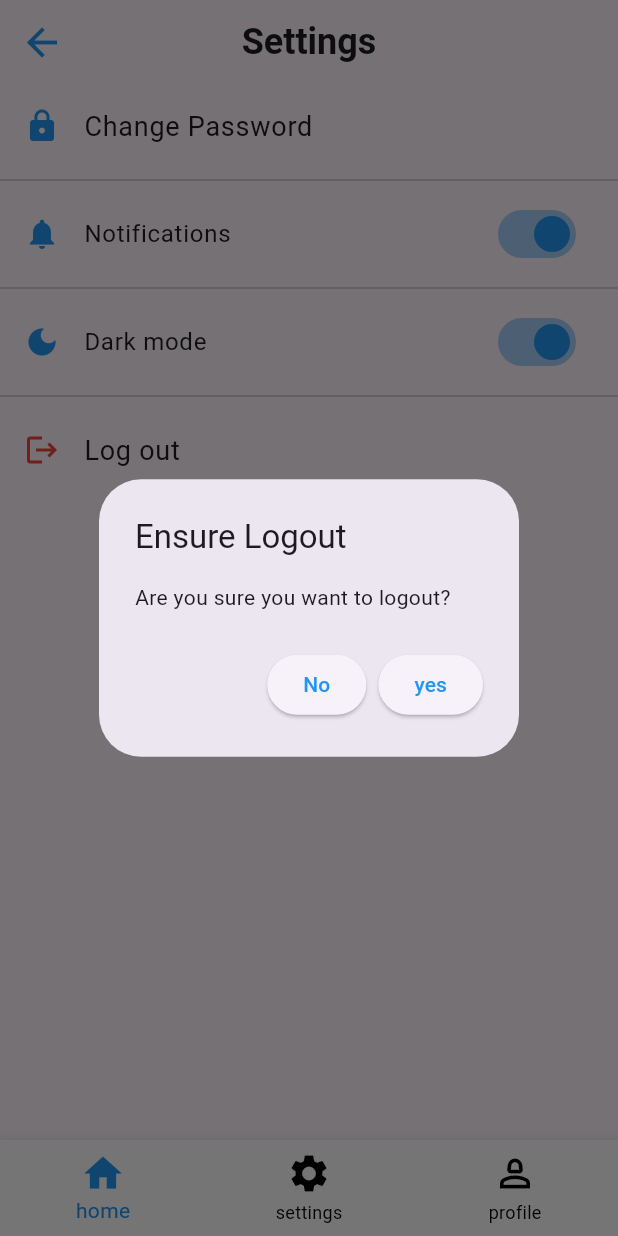
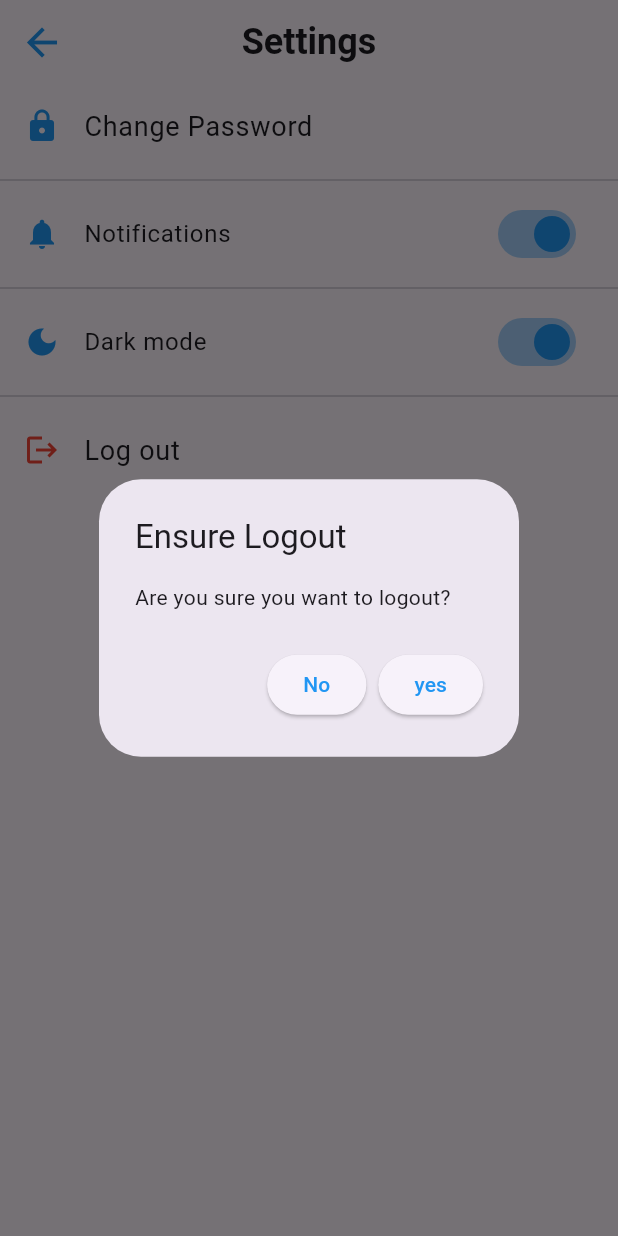
Before and after one commit to etab233/university-services-app, a Flutter app: the AddComp screen opened directly, item 2 of the bottom bar chosen, after a tap on "Log out", on a phone screen of 412 x 824 dp. Run offline on Flutter 3.47's test engine with Material 3 defaults, Android fonts, the phone set to English and light mode, and no system bars; our stand-ins replace image_picker, shared_preferences; accounts and stored records are empty.

Commit message:
تعديلات واجهة الشكاوي والشريط السفلي

```diff
--- a/lib/bottom_navigation_bar.dart
+++ b/lib/bottom_navigation_bar.dart
@@ -1,20 +1,16 @@
 import 'package:flutter/material.dart';
-import 'package:log_in/settings.dart';
-import 'package:log_in/profile/myprofile.dart';
-import './home_Screen/homePage.dart';
+import './home_Screen/homepage.dart';
+import './settings.dart';
+import './profile/myprofile.dart';
 
-void _navigateToPage(BuildContext context, int index, List widgets) {
-  Navigator.push(context, MaterialPageRoute(builder: (_) => widgets[index]));
-}
+class BottomNavigation extends StatelessWidget {
+  final int currentIndex;
 
-class Bottom_navigation_bar extends StatefulWidget {
-  Bottom_navigation_bar({Key? key}) : super(key: key);
-  @override
-  _Bottom_navigation_barState createState() => _Bottom_navigation_barState();
-}
+  const BottomNavigation({
+    Key? key,
+    required this.currentIndex,
+  }) : super(key: key);
 
-class _Bottom_navigation_barState extends State<Bottom_navigation_bar> {
-  List widgets = [HomePage(), Settings(), MyProfile()];
   @override
   Widget build(BuildContext context) {
     return BottomNavigationBar(
@@ -22,25 +18,52 @@ class _Bottom_navigation_barState extends State<Bottom_navigation_bar> {
       selectedItemColor: Colors.blue,
       unselectedItemColor: Colors.black,
       showUnselectedLabels: true,
+      // إذا كان -1 خليها 0 بس منتحكم بالألوان يدوياً
+      currentIndex: currentIndex == -1 ? 0 : currentIndex,
+      onTap: (index) {
+        if (index == currentIndex) return;
+
+        switch (index) {
+          case 0:
+            Navigator.push(context,
+                MaterialPageRoute(builder: (context) => const HomePage()));
+            break;
+          case 1:
+            Navigator.push(context,
+                MaterialPageRoute(builder: (context) => const Settings()));
+            break;
+          case 2:
+            Navigator.push(context,
+                MaterialPageRoute(builder: (context) => const MyProfile()));
+            break;
+        }
+      },
       iconSize: 30,
       type: BottomNavigationBarType.fixed,
-      landscapeLayout: BottomNavigationBarLandscapeLayout.spread,
-      onTap: (index) => _navigateToPage(context, index, widgets),
-      items: const [
+      items: [
         BottomNavigationBarItem(
-          icon: Icon(Icons.home_outlined),
-          label: 'home',
-          activeIcon: Icon(Icons.home),
+          icon: const Icon(Icons.home_outlined),
+          label: 'Home',
+          activeIcon: Icon(
+            Icons.home,
+            color: currentIndex == 0 ? Colors.blue : Colors.black,
+          ),
         ),
         BottomNavigationBarItem(
-          icon: Icon(Icons.settings),
-          label: 'settings',
-          activeIcon: Icon(Icons.settings),
+          icon: const Icon(Icons.settings_outlined),
+          label: 'Settings',
+          activeIcon: Icon(
+            Icons.settings,
+            color: currentIndex == 1 ? Colors.blue : Colors.black,
+          ),
         ),
         BottomNavigationBarItem(
-          icon: Icon(Icons.person_2_outlined),
-          label: 'profile',
-          activeIcon: Icon(Icons.person_2, color: Colors.blue),
+          icon: const Icon(Icons.person_2_outlined),
+          label: 'Profile',
+          activeIcon: Icon(
+            Icons.person_2,
+            color: currentIndex == 2 ? Colors.blue : Colors.black,
+          ),
         ),
       ],
     );
--- a/lib/complaint_Screen/add_complaint.dart
+++ b/lib/complaint_Screen/add_complaint.dart
@@ -2,9 +2,9 @@ import 'package:flutter/material.dart';
 import 'dart:convert';
 import 'package:http/http.dart' as http;
 import 'package:intl/intl.dart';
-import '../../bottom_navigation_bar.dart';
 import '../../Constants.dart';
 import 'package:shared_preferences/shared_preferences.dart';
+import '../bottom_navigation_bar.dart';
 
 class AddComp extends StatefulWidget {
   const AddComp({super.key});
@@ -64,16 +64,12 @@ class _AddCompState extends State<AddComp> {
           body: json.encode({
             'subject': title,
             'description': content,
-            'created_at': DateTime.now().toIso8601String(),
-            'user_id': user_id,
           }),
         );
         if (response.statusCode == 200 || response.statusCode == 201) {
           final res = json.decode(response.body);
+          print(res);
           final message = res['message'];
-          setState(() {
-            date = DateTime.parse(res['created_at']);
-          });
           ScaffoldMessenger.of(context).showSnackBar(SnackBar(
             content: Text("$message"),
             backgroundColor: Colors.green,
@@ -102,10 +98,11 @@ class _AddCompState extends State<AddComp> {
     }
   }
 
+  final _formkey=GlobalKey<FormState>();
   @override
   Widget build(BuildContext context) {
     return Scaffold(
-      bottomNavigationBar: Bottom_navigation_bar(),
+      bottomNavigationBar:const BottomNavigation(currentIndex: -1,),
       appBar: AppBar(
         title: const Text(
           "Whats your problem?",
@@ -149,12 +146,12 @@ class _AddCompState extends State<AddComp> {
           Padding(
             padding: const EdgeInsets.symmetric(horizontal: 10, vertical: 10),
             child: Column(
-              mainAxisAlignment: MainAxisAlignment.center,
+              mainAxisAlignment: MainAxisAlignment.spaceEvenly,
               children: [
                 Container(
-                  width: 400,
-                  height: 400,
-                  margin: const EdgeInsets.only(top: 30),
+                  width: 360,
+                  height: 360,
+                  margin: const EdgeInsets.only(top: 15),
                   padding: const EdgeInsets.all(20),
                   decoration: BoxDecoration(
                     color: Colors.white,
@@ -186,16 +183,13 @@ class _AddCompState extends State<AddComp> {
                           Column(
                           crossAxisAlignment: CrossAxisAlignment.start,
                           children: [
-                              Text("$name",
-                                  style: const TextStyle(fontSize: 20)),
+                            Text("$name", style: const TextStyle(fontSize: 20)),
                             Text(
-                                date != null
-                                    ? DateFormat('hh-mm a dd/MM/yyyy')
-                                        .format(date!)
-                                    : '',
+                              DateFormat('hh:mm a - dd-MM-yyyy')
+                                  .format(DateTime.now()),
                               style: const TextStyle(
                                   color: Colors.grey, fontSize: 14),
-                              )
+                            ),
                           ],
                         ),
                         ],
@@ -203,9 +197,21 @@ class _AddCompState extends State<AddComp> {
                       const SizedBox(
                         height: 20,
                       ),
-                      TextField(
-                        maxLength: 25,
+                      Form(
+                        key: _formkey,
+                        child: Column(
+                      children: [
+                        TextFormField(
+                        maxLength: 225,
+                        maxLines: null,
                         controller: _titleController,
+                        validator:(value) {
+                            if(value== null || value.isEmpty){
+                              return "Enter Title of your complaint please !";
+                            }
+                            return null;
+                          },
+                        autovalidateMode: AutovalidateMode.onUserInteraction,
                         decoration: InputDecoration(
                           labelText: "title",
                           enabledBorder: OutlineInputBorder(
@@ -227,11 +233,17 @@ class _AddCompState extends State<AddComp> {
                       const SizedBox(
                         height: 20,
                       ),
-                      SizedBox(
-                        height: 150,
-                        child: TextField(
-                          expands: true,
-                          maxLength: 255,
+                      TextFormField(
+                          validator: (value) {
+                          if( value ==null || value.isEmpty){
+                            return "Enter content please";
+                          }
+                          if(value.length<10){
+                            return " 10 characters at least !";
+                          }
+                          return null;
+                        },
+                          autovalidateMode: AutovalidateMode.onUserInteraction,
                           maxLines: null,
                           controller: _contentController,
                           decoration: InputDecoration(
@@ -252,6 +264,8 @@ class _AddCompState extends State<AddComp> {
                                 borderSide:
                                     BorderSide(color: Constants.primaryColor)),
                           ),
+                        ),
+                          ],
                         ),
                       ),
                     ],
@@ -295,8 +309,7 @@ class _AddCompState extends State<AddComp> {
                                 });
                           },
                           style: ElevatedButton.styleFrom(
-                            backgroundColor:
-                                const Color.fromARGB(255, 252, 184, 179),
+                            backgroundColor: const Color.fromARGB(255, 252, 184, 179),
                             foregroundColor: Colors.black,
                             elevation: 10,
                           ),
@@ -313,7 +326,7 @@ class _AddCompState extends State<AddComp> {
                         height: 45,
                         width: 120,
                         child: ElevatedButton(
-                          onPressed: () {
+                          onPressed: ()async {
                             sendComp();
                           },
                           style: ElevatedButton.styleFrom(
@@ -322,8 +335,7 @@ class _AddCompState extends State<AddComp> {
                             elevation: 5,
                           ),
                           child: const Text("Send",
-                              style:
-                                  TextStyle(fontSize: 20, color: Colors.white)),
+                              style: TextStyle(fontSize: 20, color: Colors.white)),
                         ),
                       ),
                     ],
--- a/lib/login_Screen/AuthService.dart
+++ b/lib/login_Screen/AuthService.dart
@@ -9,18 +9,15 @@ class AuthService {
   static Future<Map<String, dynamic>> login({
     required String id,
     required String password,
-    String? email,
+    required String email,
   }) async {
     final url = Uri.parse('${Constants.baseUrl}/login');
     SharedPreferences prefs = await SharedPreferences.getInstance();
     final body = {
       'unique_id': id,
       'password': password,
+      'email' : email,
     };
-
-    if (email != null) {
-      body['email'] = email;
-    }
 
     try {
       final response = await http.post(
@@ -37,8 +34,6 @@ class AuthService {
         await prefs.setString('role', data['User']["role"]);
         await prefs.setString('id', data['User']["unique_id"]);
         await prefs.setBool('success', true);
-        // String? token = await prefs.getString('token') ?? "token is NULL";
-        // print(token);
         return {
           'success': true,
           'message': data['message'],
@@ -60,11 +55,6 @@ class AuthService {
       };
     }
   }
-
-  // void showMessage(String message) {
-  //   ScaffoldMessenger.of(context as BuildContext)
-  //       .showSnackBar(SnackBar(content: Text(message)));
-  // }
 
   static Future<void> logout(BuildContext context) async {
     String? token = await getToken();
--- a/lib/objection_Screens/admin/open_objection.dart
+++ b/lib/objection_Screens/admin/open_objection.dart
@@ -3,7 +3,6 @@ import 'dart:convert';
 import 'package:flutter/material.dart';
 
 import 'package:log_in/Constants.dart';
-import 'package:log_in/bottom_navigation_bar.dart';
 import 'package:http/http.dart' as http;
 import 'package:log_in/login_Screen/AuthService.dart';
 
@@ -100,7 +99,6 @@ class _OpenObState extends State<OpenOb> {
         ),
         centerTitle: true,
       ),
-      bottomNavigationBar: Bottom_navigation_bar(),
       body: Padding(
         padding: const EdgeInsets.all(10.0),
         child: SingleChildScrollView(
--- a/lib/objection_Screens/admin/view_objection.dart
+++ b/lib/objection_Screens/admin/view_objection.dart
@@ -1,8 +1,6 @@
 import 'package:flutter/material.dart';
 import 'package:http/http.dart' as http;
 import 'package:log_in/login_Screen/AuthService.dart';
-
-import '../../bottom_navigation_bar.dart';
 import 'dart:convert';
 import '../../Constants.dart';
 
@@ -71,7 +69,6 @@ class _ViewObjectionsState extends State<ViewObjections> {
   Widget build(BuildContext context) {
     return Scaffold(
       backgroundColor: Colors.white,
-      bottomNavigationBar: Bottom_navigation_bar(),
       appBar: AppBar(
         //automaticallyImplyLeading: false,
         title: Text(
--- a/lib/objection_Screens/select_subject.dart
+++ b/lib/objection_Screens/select_subject.dart
@@ -1,6 +1,5 @@
 import 'dart:convert';
 import 'package:flutter/material.dart';
-import 'package:log_in/bottom_navigation_bar.dart';
 import 'package:log_in/login_Screen/AuthService.dart';
 import 'package:log_in/objection_Screens/admin/open_objection.dart';
 import 'package:log_in/objection_Screens/admin/view_objection.dart';
@@ -116,7 +115,6 @@ class _SelectSubState extends State<SelectSub> {
                   ),
                 )
             ]),
-        bottomNavigationBar: Bottom_navigation_bar(),
         body: SingleChildScrollView(
           child: Container(
             padding:
--- a/lib/settings.dart
+++ b/lib/settings.dart
@@ -33,7 +33,6 @@ class _SettingsState extends State<Settings> {
               color: Constants.primaryColor,
             )),
       ),
-      bottomNavigationBar: Bottom_navigation_bar(),
       body: SingleChildScrollView(
           child: Column(
         children: [
--- a/pubspec.yaml
+++ b/pubspec.yaml
@@ -17,17 +17,18 @@ dependencies:
 
   flutter_localizations:
     sdk: flutter
-  intl: ^0.18.1
+  intl: ^0.20.2
 
 dev_dependencies:
   flutter_test:
     sdk: flutter
   flutter_lints: ^4.0.0
-  intl: ^0.18.1
+  intl: ^0.20.2
   shared_preferences: ^2.5.3
   firebase_core: ^2.24.2
   firebase_storage: ^11.6.9
   image_picker: ^1.1.1
+  _flutterfire_internals: ^1.3.35
 
 flutter:
   uses-material-design: true
```
Also changed, not shown: lib/announcment Screen/AnnList.dart (+19 -20 lines), lib/announcment Screen/add_edit_Ann.dart (+7 -14 lines), lib/announcment Screen/notification_content.dart (+3 -4 lines), lib/announcment Screen/notifications.dart (+5 -2 lines), lib/complaint_Screen/view_complaints.dart (+13 -7 lines), lib/home_Screen/homePage.dart (+8 -15 lines), lib/home_Screen/mainPage.dart (added, +49 -0 lines), lib/login_Screen/log_in.dart (+17 -10 lines), lib/objection_Screens/student/submit_objection.dart (+6 -6 lines), pubspec.lock. Lines whose indentation alone changed are shown as unchanged.
